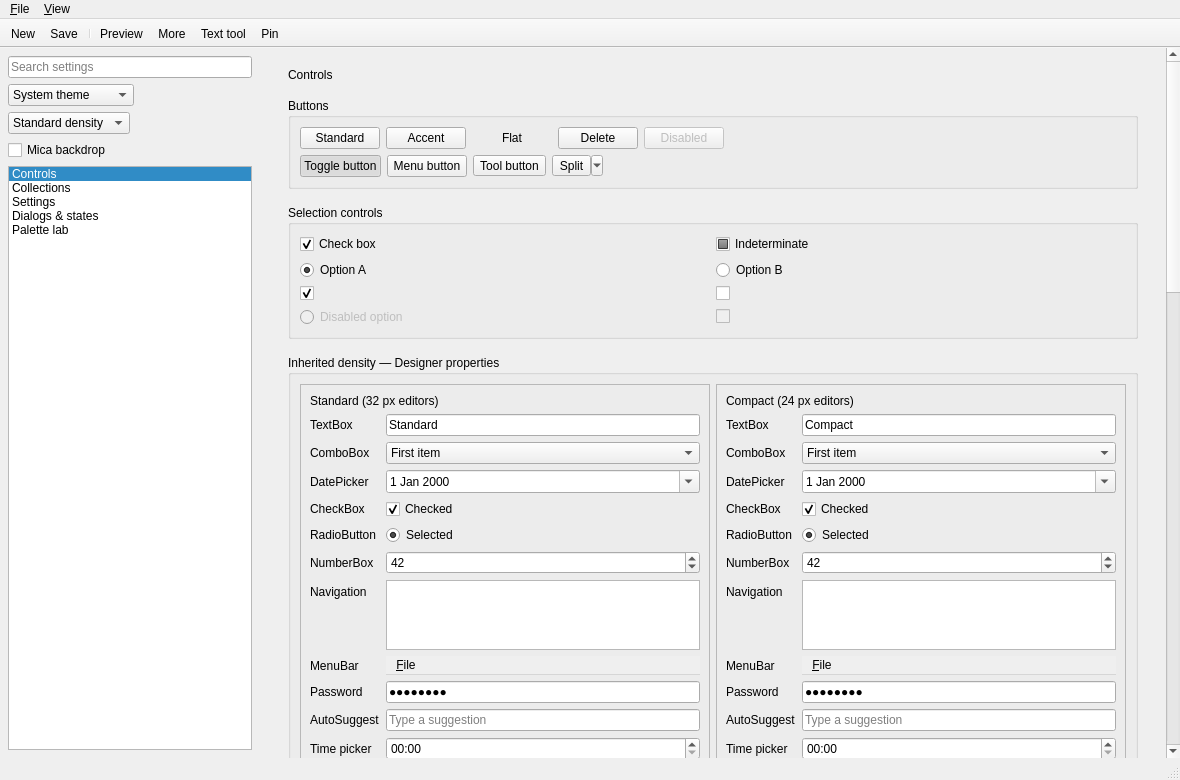
JulienMaille/WinUI3Style, file src/gallery/gallerywindow.ui: the form before one commit.
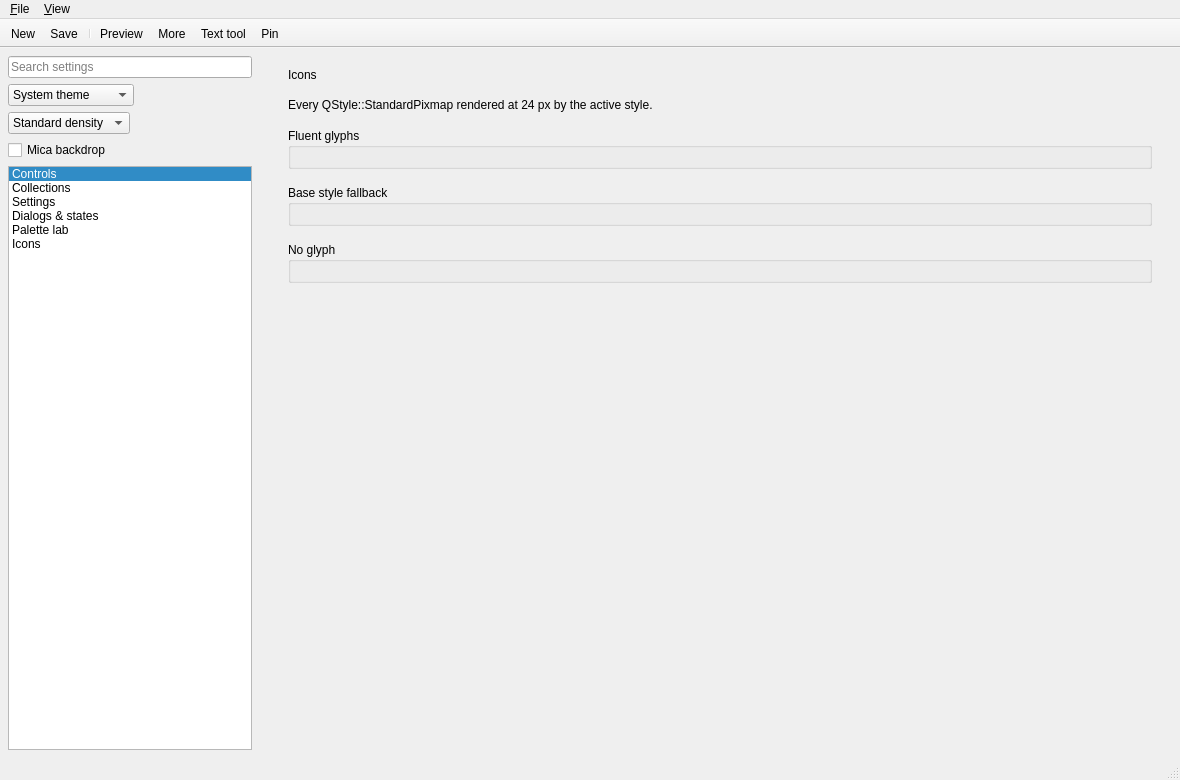
The form after the commit. The open tabs and pages were chosen to show the change.

Commit message: feat(gallery): add standard pixmap icon sheet

Patch:
```diff
--- a/src/gallery/gallerywindow.ui
+++ b/src/gallery/gallerywindow.ui
@@ -25,6 +25,7 @@
         <item><property name="text"><string>Settings</string></property></item>
         <item><property name="text"><string>Dialogs &amp; states</string></property></item>
         <item><property name="text"><string>Palette lab</string></property></item>
+        <item><property name="text"><string>Icons</string></property></item>
        </widget></item>
       </layout>
      </widget>
@@ -240,6 +241,7 @@
        <item><spacer name="settingsSpacer"><property name="orientation"><enum>Qt::Vertical</enum></property><property name="sizeHint"><size><width>20</width><height>40</height></size></property></spacer></item></layout></widget></widget>
       <widget class="QScrollArea" name="dialogsPage"><property name="frameShape"><enum>QFrame::NoFrame</enum></property><property name="widgetResizable"><bool>true</bool></property><widget class="QWidget" name="dialogsBody"><layout class="QVBoxLayout" name="dialogsLayout"><property name="spacing"><number>16</number></property><property name="leftMargin"><number>28</number></property><property name="topMargin"><number>20</number></property><property name="rightMargin"><number>28</number></property><property name="bottomMargin"><number>28</number></property><item><widget class="QLabel" name="dialogsHeading"><property name="text"><string>Dialogs &amp; states</string></property></widget></item><item><widget class="QGroupBox" name="dialogsGroup"><property name="title"><string>Dialogs</string></property><layout class="QHBoxLayout" name="dialogButtonsLayout"><item><widget class="QPushButton" name="messageDialogButton"><property name="text"><string>Message dialog</string></property></widget></item><item><widget class="QPushButton" name="contentDialogButton"><property name="text"><string>Content dialog</string></property></widget></item><item><widget class="QPushButton" name="wizardButton"><property name="text"><string>Wizard</string></property></widget></item><item><spacer name="dialogSpacer"><property name="orientation"><enum>Qt::Horizontal</enum></property><property name="sizeHint"><size><width>40</width><height>20</height></size></property></spacer></item></layout></widget></item><item><widget class="QGroupBox" name="expandGroup"><property name="title"><string>Expander (QToolBox)</string></property><layout class="QVBoxLayout" name="expandLayout"><item><widget class="QToolBox" name="expandToolBox"><property name="minimumSize"><size><width>0</width><height>260</height></size></property></widget></item></layout></widget></item><item><widget class="QGroupBox" name="commandLinkGroup"><property name="title"><string>Command links</string></property><layout class="QVBoxLayout" name="commandLinkLayout"><item><widget class="QCommandLinkButton" name="commandLinkButton"><property name="text"><string>Open advanced settings</string></property><property name="description"><string>Configure optional application features and diagnostics.</string></property></widget></item><item><widget class="QCommandLinkButton" name="disabledCommandLink"><property name="enabled"><bool>false</bool></property><property name="text"><string>Unavailable command</string></property><property name="description"><string>This operation is disabled.</string></property></widget></item></layout></widget></item><item><widget class="QGroupBox" name="dialogPartsGroup"><property name="title"><string>Persistent dialog parts</string></property><layout class="QHBoxLayout" name="dialogPartsLayout"><item><widget class="QCalendarWidget" name="persistentCalendar"><property name="minimumSize"><size><width>360</width><height>240</height></size></property></widget></item><item><layout class="QVBoxLayout" name="dialogButtonBoxLayout"><item><widget class="QLabel" name="dialogButtonBoxLabel"><property name="text"><string>QDialogButtonBox command surface</string></property></widget></item><item><widget class="QDialogButtonBox" name="persistentButtonBox"><property name="standardButtons"><set>QDialogButtonBox::Cancel|QDialogButtonBox::Ok</set></property></widget></item><item><spacer name="dialogPartsSpacer"><property name="orientation"><enum>Qt::Vertical</enum></property><property name="sizeHint"><size><width>20</width><height>40</height></size></property></spacer></item></layout></item></layout></widget></item><item><widget class="QGroupBox" name="splitterGroup"><property name="title"><string>Splitter and resize handle</string></property><layout class="QVBoxLayout" name="splitterLayout"><item><widget class="QSplitter" name="horizontalSplitter"><property name="minimumSize"><size><width>0</width><height>130</height></size></property><property name="orientation"><enum>Qt::Horizontal</enum></property><widget class="QTextEdit" name="leftPane"><property name="plainText"><string>Drag the fluent splitter handle to resize this pane.</string></property></widget><widget class="QTextEdit" name="rightPane"><property name="plainText"><string>The neutral divider reveals on hover and uses the accent while dragged.</string></property></widget></widget></item><item><widget class="QSplitter" name="verticalSplitter"><property name="minimumSize"><size><width>0</width><height>140</height></size></property><property name="orientation"><enum>Qt::Vertical</enum></property><widget class="QPlainTextEdit" name="plainPane"><property name="plainText"><string>QPlainTextEdit uses the same RichEditBox frame and focus contract.</string></property></widget><widget class="QLabel" name="verticalSplitterLabel"><property name="text"><string>Both splitter orientations use the same fluent handle.</string></property><property name="alignment"><set>Qt::AlignCenter</set></property></widget></widget></item></layout></widget></item><item><widget class="QGroupBox" name="dockGroup"><property name="title"><string>Dock widget and dock separator</string></property><layout class="QVBoxLayout" name="dockLayout"><item><widget class="QPushButton" name="floatDockButton"><property name="text"><string>Toggle floating inspector</string></property></widget></item><item><widget class="QMainWindow" name="dockHost"><property name="minimumSize"><size><width>0</width><height>220</height></size></property><widget class="QWidget" name="dockWorkspace"><layout class="QVBoxLayout" name="dockWorkspaceLayout"><item><widget class="QLabel" name="dockWorkspaceLabel"><property name="text"><string>Docking workspace</string></property><property name="alignment"><set>Qt::AlignCenter</set></property></widget></item></layout></widget><widget class="QDockWidget" name="embeddedInspector"><property name="minimumSize"><size><width>240</width><height>0</height></size></property><property name="allowedAreas"><set>Qt::LeftDockWidgetArea|Qt::RightDockWidgetArea</set></property><property name="features"><set>QDockWidget::DockWidgetClosable|QDockWidget::DockWidgetMovable|QDockWidget::DockWidgetFloatable</set></property><property name="windowTitle"><string>Inspector</string></property><attribute name="dockWidgetArea"><number>2</number></attribute><widget class="QWidget" name="inspectorBody"><layout class="QFormLayout" name="inspectorLayout"><item row="0" column="0"><widget class="QLabel" name="inspectorNameLabel"><property name="text"><string>Name</string></property></widget></item><item row="0" column="1"><widget class="QLineEdit" name="inspectorNameEdit"><property name="text"><string>Selected control</string></property></widget></item><item row="1" column="1"><widget class="QCheckBox" name="inspectorVisibleCheck"><property name="text"><string>Visible</string></property><property name="checked"><bool>true</bool></property></widget></item></layout></widget></widget></widget></item></layout></widget></item></layout></widget></widget>
       <widget class="QScrollArea" name="paletteLabPage"><property name="frameShape"><enum>QFrame::NoFrame</enum></property><property name="widgetResizable"><bool>true</bool></property><widget class="QWidget" name="paletteBody"><layout class="QVBoxLayout" name="paletteLayout"><property name="leftMargin"><number>28</number></property><property name="topMargin"><number>20</number></property><property name="rightMargin"><number>28</number></property><property name="bottomMargin"><number>28</number></property><item><widget class="QLabel" name="paletteHeading"><property name="text"><string>Palette lab</string></property></widget></item><item><layout class="QGridLayout" name="paletteRolesLayout"/></item><item><widget class="QWidget" name="palettePreview"><property name="minimumSize"><size><width>0</width><height>150</height></size></property><layout class="QVBoxLayout" name="palettePreviewLayout"><item><layout class="QHBoxLayout" name="paletteButtonsLayout"><item><widget class="QPushButton" name="previewButton"><property name="text"><string>Preview button</string></property></widget></item><item><widget class="QPushButton" name="previewSecondaryButton"><property name="text"><string>Secondary</string></property></widget></item><item><spacer name="paletteButtonSpacer"><property name="orientation"><enum>Qt::Horizontal</enum></property><property name="sizeHint"><size><width>40</width><height>20</height></size></property></spacer></item></layout></item><item><widget class="QCheckBox" name="previewCheck"><property name="text"><string>Preview checkbox</string></property><property name="checked"><bool>true</bool></property></widget></item><item><widget class="QLineEdit" name="previewEdit"><property name="text"><string>Typed text preview</string></property></widget></item></layout></widget></item><item><widget class="QLabel" name="paletteNote"><property name="text"><string>This panel can carry an explicit QPalette. The style derives text, strokes and fills from standard palette roles.</string></property><property name="wordWrap"><bool>true</bool></property></widget></item></layout></widget></widget>
+      <widget class="QScrollArea" name="iconsPage"><property name="frameShape"><enum>QFrame::NoFrame</enum></property><property name="widgetResizable"><bool>true</bool></property><widget class="QWidget" name="iconsBody"><layout class="QVBoxLayout" name="iconsLayout"><property name="spacing"><number>16</number></property><property name="leftMargin"><number>28</number></property><property name="topMargin"><number>20</number></property><property name="rightMargin"><number>28</number></property><property name="bottomMargin"><number>28</number></property><item><widget class="QLabel" name="iconsHeading"><property name="text"><string>Icons</string></property></widget></item><item><widget class="QLabel" name="iconsNote"><property name="text"><string>Every QStyle::StandardPixmap rendered at 24 px by the active style.</string></property><property name="wordWrap"><bool>true</bool></property></widget></item><item><widget class="QGroupBox" name="fluentIconsGroup"><property name="title"><string>Fluent glyphs</string></property><layout class="QVBoxLayout" name="fluentIconsLayout"><item><layout class="QGridLayout" name="fluentIconsGrid"/></item></layout></widget></item><item><widget class="QGroupBox" name="baseIconsGroup"><property name="title"><string>Base style fallback</string></property><layout class="QVBoxLayout" name="baseIconsLayout"><item><layout class="QGridLayout" name="baseIconsGrid"/></item></layout></widget></item><item><widget class="QGroupBox" name="missingIconsGroup"><property name="title"><string>No glyph</string></property><layout class="QVBoxLayout" name="missingIconsLayout"><item><layout class="QGridLayout" name="missingIconsGrid"/></item></layout></widget></item><item><spacer name="iconsSpacer"><property name="orientation"><enum>Qt::Vertical</enum></property><property name="sizeHint"><size><width>20</width><height>40</height></size></property></spacer></item></layout></widget></widget>
      </widget>
     </item>
    </layout>
```
The commit also changes 5 other files.
